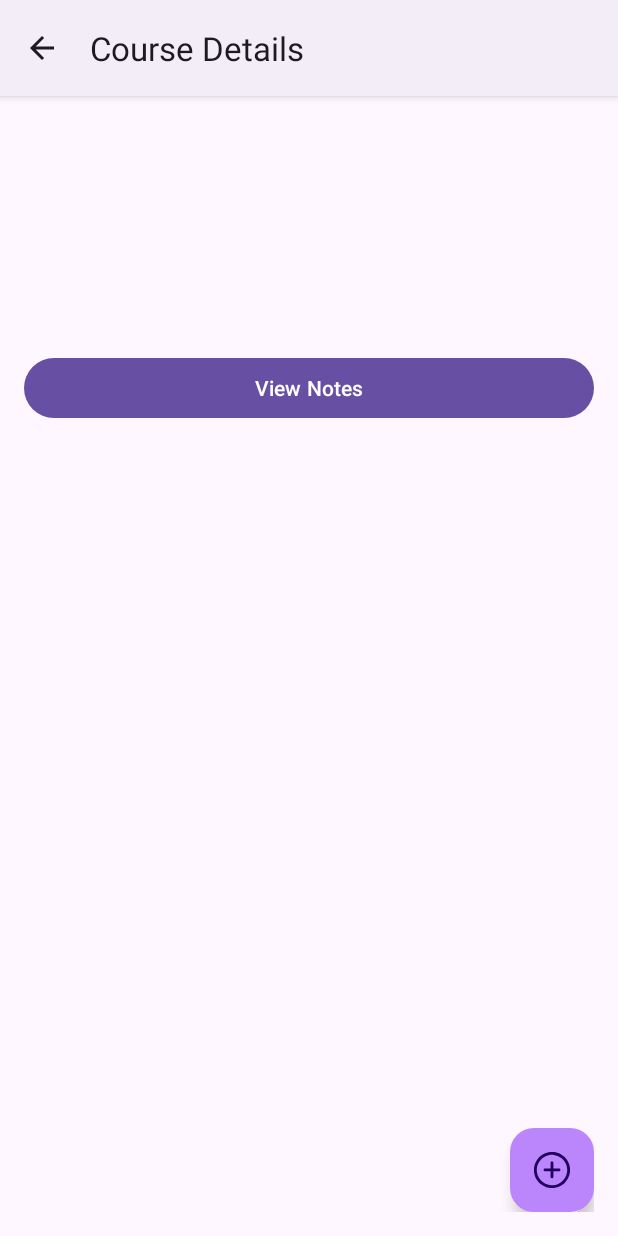
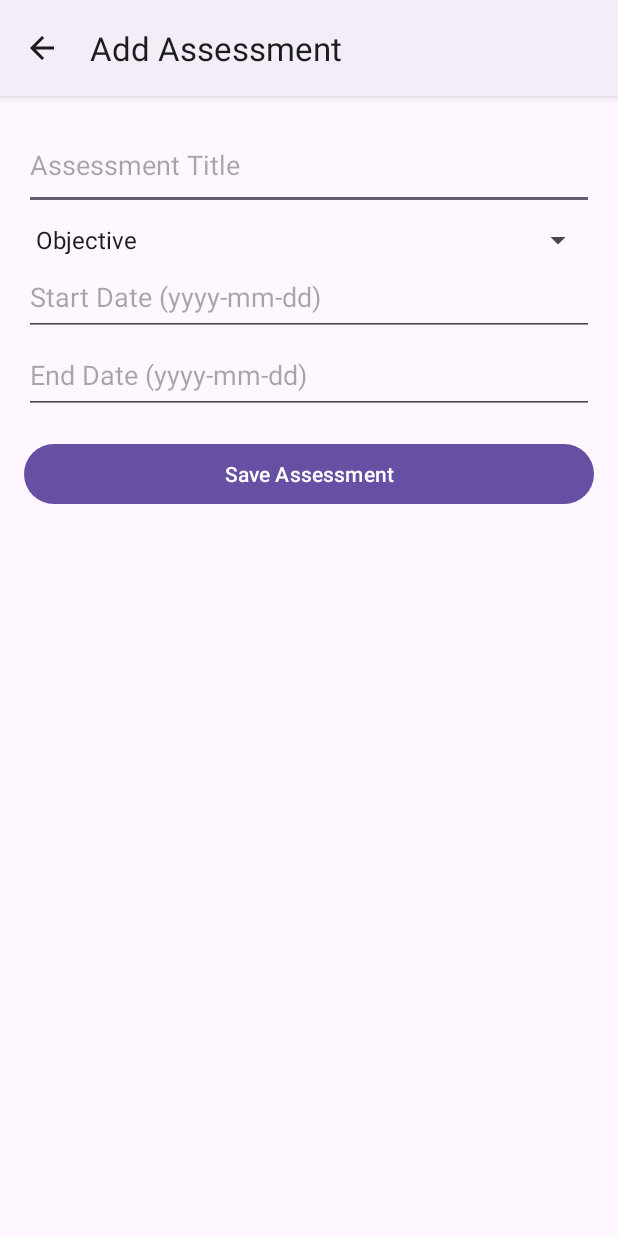
Before and after one commit to ali-mohammed200/uni_scheduler_app, an Android app: the DetailCourseActivity screen opened directly, with no data from a screen before it, after a tap on "Add Assessment", on a phone screen of 412 x 824 dp. Run offline under Robolectric (Android 15) with nearby library versions, the phone set to English and light mode, and no system bars; 10 statements that could not run were skipped.

Commit message:
Add assessment from course. Infinite navigation loop... between assessment and course

```diff
--- /dev/null
+++ b/app/src/main/java/com/example/mytestapplication/AddAssessmentActivity.java
@@ -0,0 +1,117 @@
+package com.example.mytestapplication;
+
+import android.app.DatePickerDialog;
+import android.content.ContentValues;
+import android.database.sqlite.SQLiteDatabase;
+import android.os.Bundle;
+import android.widget.ArrayAdapter;
+import android.widget.Button;
+import android.widget.EditText;
+import android.widget.Spinner;
+import android.widget.Toast;
+
+import androidx.appcompat.app.AppCompatActivity;
+
+import com.example.mytestapplication.database.DatabaseHelper;
+import com.example.mytestapplication.models.Course;
+
+import java.util.Calendar;
+
+public class AddAssessmentActivity extends AppCompatActivity {
+
+    private EditText titleInput, startDateInput, endDateInput;
+    private Spinner typeSpinner;
+    private int courseId;
+    private Course course;
+
+    @Override
+    protected void onCreate(Bundle savedInstanceState) {
+        super.onCreate(savedInstanceState);
+        setContentView(R.layout.activity_add_assessment);
+
+        getSupportActionBar().setDisplayHomeAsUpEnabled(true);
+        getSupportActionBar().setTitle("Add Assessment");
+
+        titleInput = findViewById(R.id.inputAssessmentTitle);
+        startDateInput = findViewById(R.id.inputAssessmentStartDate);
+        endDateInput = findViewById(R.id.inputAssessmentEndDate);
+        typeSpinner = findViewById(R.id.spinnerAssessmentType);
+        Button saveButton = findViewById(R.id.buttonSaveAssessment);
+
+        course = (Course) getIntent().getSerializableExtra("course");
+        courseId = course.getId();
+        if (courseId == -1) {
+            Toast.makeText(this, "Course not found", Toast.LENGTH_SHORT).show();
+            finish();
+            return;
+        }
+
+        startDateInput.setOnClickListener(v -> showDatePickerDialog(startDateInput));
+        endDateInput.setOnClickListener(v -> showDatePickerDialog(endDateInput));
+
+        ArrayAdapter<CharSequence> adapter = ArrayAdapter.createFromResource(
+                this,
+                R.array.assessment_type_array,
+                android.R.layout.simple_spinner_item
+        );
+        adapter.setDropDownViewResource(android.R.layout.simple_spinner_dropdown_item);
+        typeSpinner.setAdapter(adapter);
+
+        saveButton.setOnClickListener(v -> saveAssessment());
+    }
+
+    private void showDatePickerDialog(final EditText targetEditText) {
+        final Calendar calendar = Calendar.getInstance();
+        int year = calendar.get(Calendar.YEAR);
+        int month = calendar.get(Calendar.MONTH);
+        int day = calendar.get(Calendar.DAY_OF_MONTH);
+
+        DatePickerDialog datePickerDialog = new DatePickerDialog(
+                this,
+                (view, selectedYear, selectedMonth, selectedDay) -> {
+                    String formattedDate = String.format("%04d-%02d-%02d", selectedYear, selectedMonth + 1, selectedDay);
+                    targetEditText.setText(formattedDate);
+                },
+                year, month, day
+        );
+
+        datePickerDialog.show();
+    }
+
+    private void saveAssessment() {
+        String title = titleInput.getText().toString().trim();
+        String start = startDateInput.getText().toString().trim();
+        String end = endDateInput.getText().toString().trim();
+        String type = typeSpinner.getSelectedItem().toString();
+
+        if (title.isEmpty() || start.isEmpty() || end.isEmpty()) {
+            Toast.makeText(this, "Please fill out all fields", Toast.LENGTH_SHORT).show();
+            return;
+        }
+
+        DatabaseHelper dbHelper = new DatabaseHelper(this);
+        SQLiteDatabase db = dbHelper.getWritableDatabase();
+
+        ContentValues values = new ContentValues();
+        values.put("course_id", courseId);
+        values.put("title", title);
+        values.put("type", type);
+        values.put("start_date", start);
+        values.put("end_date", end);
+
+        long newRowId = db.insert("assessments", null, values);
+        if (newRowId != -1) {
+            Toast.makeText(this, "Assessment added", Toast.LENGTH_SHORT).show();
+            setResult(RESULT_OK);
+            finish();
+        } else {
+            Toast.makeText(this, "Failed to add assessment", Toast.LENGTH_SHORT).show();
+        }
+    }
+
+    @Override
+    public boolean onSupportNavigateUp() {
+        finish();
+        return true;
+    }
+}
--- a/app/src/main/java/com/example/mytestapplication/DetailCourseActivity.java
+++ b/app/src/main/java/com/example/mytestapplication/DetailCourseActivity.java
@@ -6,6 +6,8 @@ import android.util.Log;
 import android.view.View;
 import android.widget.TextView;
 
+import androidx.activity.result.ActivityResultLauncher;
+import androidx.activity.result.contract.ActivityResultContracts;
 import androidx.appcompat.app.AppCompatActivity;
 import androidx.recyclerview.widget.LinearLayoutManager;
 import androidx.recyclerview.widget.RecyclerView;
@@ -24,6 +26,7 @@ public class DetailCourseActivity extends AppCompatActivity {
     private RecyclerView recyclerView;
     private AssessmentAdapter adapter;
     private Course course;
+    private ActivityResultLauncher<Intent> addAssessmentLauncher;
 
     @Override
     protected void onCreate(Bundle savedInstanceState) {
@@ -54,6 +57,32 @@ public class DetailCourseActivity extends AppCompatActivity {
         instructorPhoneView.setText("Phone: " + course.getInstructorPhone());
         instructorEmailView.setText("Email: " + course.getInstructorEmail());
 
+        loadAssessments();
+
+        addAssessmentLauncher = registerForActivityResult(
+                new ActivityResultContracts.StartActivityForResult(),
+                result -> {
+                    if (result.getResultCode() == RESULT_OK) {
+                        // TODO: Move to a method like in detailtermactivity
+                        AssessmentDAO updatedDao = new AssessmentDAO(this);
+                        List<Assessment> updatedAssessments = updatedDao.getAssessmentsByCourseId(course.getId());
+                        adapter.setAssessments(updatedAssessments);
+                        adapter.notifyDataSetChanged();
+                    }
+                }
+        );
+    }
+
+    @Override
+    protected void onRestart() {
+        super.onRestart();
+        loadAssessments();
+    }
+
+//    TODO: Fix data cycle issues as you navigate screens.
+//    TODO: This behavior will need to be added to all relevant flows
+//    TODO: Figure out how to remove infinite navigation loop
+    private void loadAssessments() {
         recyclerView = findViewById(R.id.recyclerViewAssessments);
         recyclerView.setLayoutManager(new LinearLayoutManager(this));
 
@@ -63,10 +92,22 @@ public class DetailCourseActivity extends AppCompatActivity {
         recyclerView.setAdapter(adapter);
     }
 
+
+    public void showDetailAssessment(View view) {
+        Assessment clickedAssessment = (Assessment) view.getTag(); // Retrieve the course from the adapterAdd commentMore actions
+        Intent intent = new Intent(this, DetailAssessmentActivity.class);
+        intent.putExtra("assessment", clickedAssessment);
+        startActivity(intent);
+    }
+
     public void addAssessment(View view) {
 //        Intent intent = new Intent(this, AddAssessmentActivity.class);
-//        intent.putExtra("courseId", course.getId());
+//        intent.putExtra("course", course);
 //        startActivity(intent);
+
+        Intent addIntent = new Intent(this, AddAssessmentActivity.class);
+        addIntent.putExtra("course", course);
+        addAssessmentLauncher.launch(addIntent);
     }
 
     public void openNotes(View view) {
--- a/app/src/main/java/com/example/mytestapplication/adapters/AssessmentAdapter.java
+++ b/app/src/main/java/com/example/mytestapplication/adapters/AssessmentAdapter.java
@@ -10,6 +10,7 @@ import androidx.recyclerview.widget.RecyclerView;
 
 import com.example.mytestapplication.R;
 import com.example.mytestapplication.models.Assessment;
+import com.example.mytestapplication.models.Course;
 
 import java.util.List;
 
@@ -48,10 +49,15 @@ public class AssessmentAdapter extends RecyclerView.Adapter<AssessmentAdapter.As
         holder.assessmentTitle.setText(assessment.getTitle());
         holder.assessmentType.setText("Type: " + assessment.getType());
         holder.assessmentDates.setText("Due: " + assessment.getEndDate());
+        holder.itemView.setTag(assessment);
     }
 
     @Override
     public int getItemCount() {
         return assessments.size();
     }
+
+    public void setAssessments(List<Assessment> newAssessments) {
+        this.assessments = newAssessments;
+    }
 }
--- a/app/src/main/java/com/example/mytestapplication/models/Assessment.java
+++ b/app/src/main/java/com/example/mytestapplication/models/Assessment.java
@@ -1,6 +1,8 @@
 package com.example.mytestapplication.models;
 
-public class Assessment {
+import java.io.Serializable;
+
+public class Assessment implements Serializable {
     private int id;
     private int courseId;
     private String type;       // "Performance" or "Objective"
--- /dev/null
+++ b/app/src/main/res/layout/activity_add_assessment.xml
@@ -0,0 +1,49 @@
+<?xml version="1.0" encoding="utf-8"?>
+<ScrollView xmlns:android="http://schemas.android.com/apk/res/android"
+    android:layout_width="match_parent"
+    android:layout_height="match_parent"
+    android:padding="16dp">
+
+    <LinearLayout
+        android:orientation="vertical"
+        android:layout_width="match_parent"
+        android:layout_height="wrap_content">
+
+        <EditText
+            android:id="@+id/inputAssessmentTitle"
+            android:layout_width="match_parent"
+            android:layout_height="60dp"
+            android:hint="Assessment Title"
+            android:inputType="text" />
+
+        <Spinner
+            android:id="@+id/spinnerAssessmentType"
+            android:layout_width="match_parent"
+            android:layout_height="wrap_content"
+            android:layout_marginTop="8dp" />
+
+        <EditText
+            android:id="@+id/inputAssessmentStartDate"
+            android:layout_width="match_parent"
+            android:layout_height="52dp"
+            android:hint="Start Date (yyyy-mm-dd)"
+            android:focusable="false"
+            android:clickable="true" />
+
+        <EditText
+            android:id="@+id/inputAssessmentEndDate"
+            android:layout_width="match_parent"
+            android:layout_height="52dp"
+            android:hint="End Date (yyyy-mm-dd)"
+            android:focusable="false"
+            android:clickable="true" />
+
+        <Button
+            android:id="@+id/buttonSaveAssessment"
+            android:layout_width="match_parent"
+            android:layout_height="wrap_content"
+            android:text="Save Assessment"
+            android:layout_marginTop="16dp" />
+
+    </LinearLayout>
+</ScrollView>
--- a/app/src/main/res/layout/card_assessment.xml
+++ b/app/src/main/res/layout/card_assessment.xml
@@ -1,9 +1,12 @@
 <?xml version="1.0" encoding="utf-8"?>
 <androidx.cardview.widget.CardView xmlns:android="http://schemas.android.com/apk/res/android"
     xmlns:app="http://schemas.android.com/apk/res-auto"
+    xmlns:tools="http://schemas.android.com/tools"
+    android:id="@+id/courseCard"
     android:layout_width="match_parent"
     android:layout_height="wrap_content"
     android:layout_margin="8dp"
+    android:onClick="showDetailAssessment"
     app:cardCornerRadius="12dp"
     app:cardElevation="4dp">
 
--- a/app/src/main/res/values/strings.xml
+++ b/app/src/main/res/values/strings.xml
@@ -61,5 +61,9 @@
         <item>Dropped</item>
         <item>Plan to Take</item>
     </string-array>
-<!-- TODO: CLEAN UP THIS FILE-->
+    <string-array name="assessment_type_array">
+        <item>Objective</item>
+        <item>Performance</item>
+    </string-array>
+    <!-- TODO: CLEAN UP THIS FILE-->
 </resources>
```
Also changed, not shown: app/src/main/AndroidManifest.xml (+12 -0 lines), app/src/main/java/com/example/mytestapplication/AssessmentsActivity.java (+38 -0 lines), app/src/main/java/com/example/mytestapplication/DetailAssessmentActivity.java (added, +78 -0 lines), app/src/main/res/layout/activity_detail_assessment.xml (added, +65 -0 lines).
